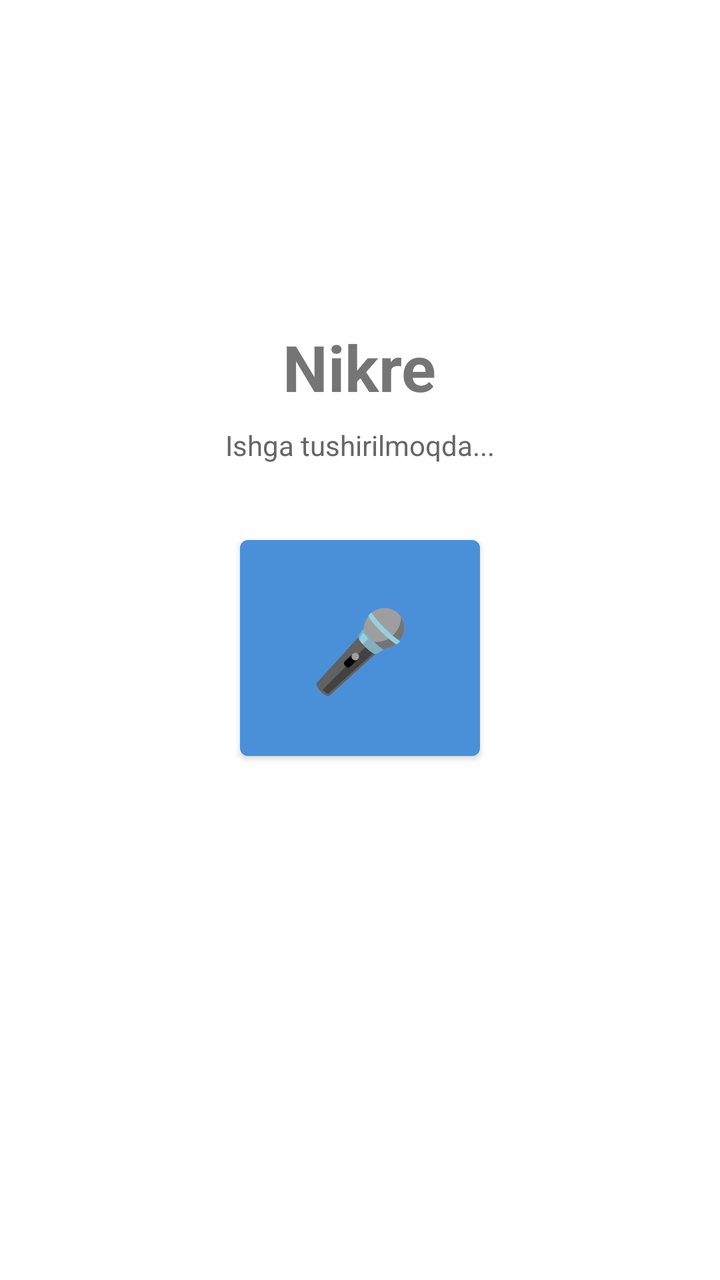
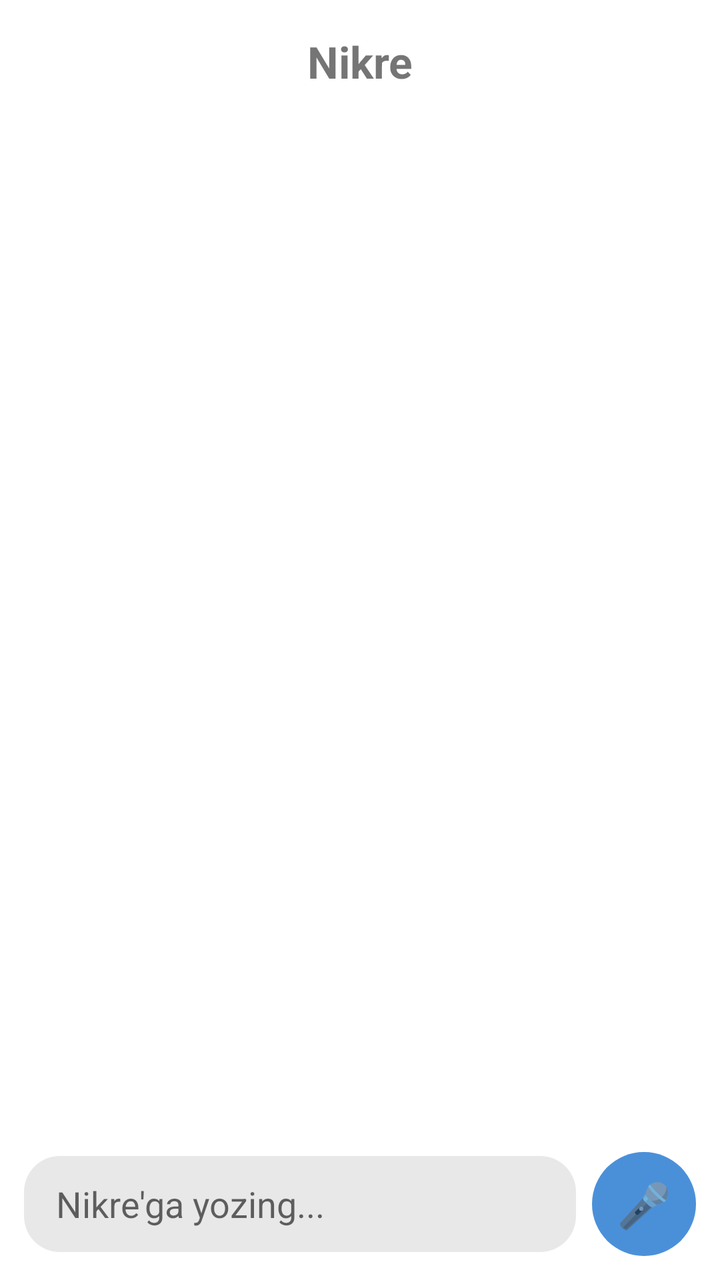

The first picture is an Android layout as it rendered before a commit; the second is the same layout after the commit. The layout source and the unified diff follow.
<!-- AndroidManifest.xml: application theme Theme.Nikre -->
<!-- res/layout/activity_main.xml -->
<?xml version="1.0" encoding="utf-8"?>
<LinearLayout xmlns:android="http://schemas.android.com/apk/res/android"
    android:layout_width="match_parent"
    android:layout_height="match_parent"
    android:orientation="vertical"
    android:gravity="center"
    android:padding="24dp">

    <TextView
        android:layout_width="wrap_content"
        android:layout_height="wrap_content"
        android:text="Nikre"
        android:textSize="32sp"
        android:textStyle="bold"
        android:layout_marginBottom="8dp" />

    <TextView
        android:id="@+id/statusText"
        android:layout_width="wrap_content"
        android:layout_height="wrap_content"
        android:text="Ishga tushirilmoqda..."
        android:textSize="14sp"
        android:gravity="center"
        android:textColor="#666666"
        android:layout_marginBottom="32dp" />

    <Button
        android:id="@+id/micButton"
        android:layout_width="120dp"
        android:layout_height="120dp"
        android:text="🎤"
        android:textSize="40sp"
        android:layout_marginBottom="32dp" />

    <TextView
        android:id="@+id/heardText"
        android:layout_width="match_parent"
        android:layout_height="wrap_content"
        android:text=""
        android:textSize="16sp"
        android:gravity="center"
        android:layout_marginBottom="16dp" />

    <TextView
        android:id="@+id/responseText"
        android:layout_width="match_parent"
        android:layout_height="wrap_content"
        android:text=""
        android:textSize="18sp"
        android:textStyle="bold"
        android:textColor="#4A90D9"
        android:gravity="center" />

</LinearLayout>
<!-- resources referenced by this layout -->
<resources>
  <style name="Theme.Nikre" parent="Theme.MaterialComponents.DayNight.NoActionBar">
          <item name="colorPrimary">#4A90D9</item>
          <item name="colorPrimaryDark">#2C5F8A</item>
          <item name="colorAccent">#4A90D9</item>
      </style>
</resources>

<!-- the commit's change to res/layout/activity_main.xml (unified diff, before → after) -->
@@ -3,52 +3,73 @@
     android:layout_width="match_parent"
     android:layout_height="match_parent"
     android:orientation="vertical"
-    android:gravity="center"
-    android:padding="24dp">
+    android:background="#FFFFFF">
 
+    
     <TextView
-        android:layout_width="wrap_content"
+        android:layout_width="match_parent"
         android:layout_height="wrap_content"
         android:text="Nikre"
-        android:textSize="32sp"
+        android:textSize="22sp"
         android:textStyle="bold"
-        android:layout_marginBottom="8dp" />
+        android:gravity="center"
+        android:padding="16dp" />
 
-    <TextView
-        android:id="@+id/statusText"
-        android:layout_width="wrap_content"
-        android:layout_height="wrap_content"
-        android:text="Ishga tushirilmoqda..."
-        android:textSize="14sp"
-        android:gravity="center"
-        android:textColor="#666666"
-        android:layout_marginBottom="32dp" />
+    
+    <ScrollView
+        android:id="@+id/chatScroll"
+        android:layout_width="match_parent"
+        android:layout_height="0dp"
+        android:layout_weight="1"
+        android:paddingStart="12dp"
+        android:paddingEnd="12dp">
 
-    <Button
-        android:id="@+id/micButton"
-        android:layout_width="120dp"
-        android:layout_height="120dp"
-        android:text="🎤"
-        android:textSize="40sp"
-        android:layout_marginBottom="32dp" />
+        <LinearLayout
+            android:id="@+id/chatContainer"
+            android:layout_width="match_parent"
+            android:layout_height="wrap_content"
+            android:orientation="vertical" />
 
-    <TextView
-        android:id="@+id/heardText"
+    </ScrollView>
+
+    
+    <LinearLayout
         android:layout_width="match_parent"
         android:layout_height="wrap_content"
-        android:text=""
-        android:textSize="16sp"
-        android:gravity="center"
-        android:layout_marginBottom="16dp" />
+        android:orientation="horizontal"
+        android:padding="12dp"
+        android:gravity="center_vertical">
 
-    <TextView
-        android:id="@+id/responseText"
-        android:layout_width="match_parent"
-        android:layout_height="wrap_content"
-        android:text=""
-        android:textSize="18sp"
-        android:textStyle="bold"
-        android:textColor="#4A90D9"
-        android:gravity="center" />
+        <EditText
+            android:id="@+id/textInput"
+            android:layout_width="0dp"
+            android:layout_height="48dp"
+            android:layout_weight="1"
+            android:layout_marginEnd="8dp"
+            android:background="@drawable/bubble_nikre"
+            android:paddingStart="16dp"
+            android:paddingEnd="16dp"
+            android:hint="Nikre'ga yozing..."
+            android:inputType="text"
+            android:imeOptions="actionSend"
+            android:maxLines="1" />
+
+        <FrameLayout
+            android:id="@+id/micButton"
+            android:layout_width="52dp"
+            android:layout_height="52dp"
+            android:background="@drawable/mic_circle">
+
+            <TextView
+                android:id="@+id/micIcon"
+                android:layout_width="match_parent"
+                android:layout_height="match_parent"
+                android:text="🎤"
+                android:textSize="22sp"
+                android:gravity="center" />
+
+        </FrameLayout>
+
+    </LinearLayout>
 
 </LinearLayout>
<!-- resource entries referenced after the edit -->
@@ -1,5 +1,17 @@
 <!-- resources referenced by this layout -->
 <resources>
+  <!-- drawable bubble_nikre (drawable) -->
+  <?xml version="1.0" encoding="utf-8"?>
+  <shape xmlns:android="http://schemas.android.com/apk/res/android">
+      <solid android:color="#E8E8E8" />
+      <corners android:radius="18dp" />
+  </shape>
+  <!-- drawable mic_circle (drawable) -->
+  <?xml version="1.0" encoding="utf-8"?>
+  <shape xmlns:android="http://schemas.android.com/apk/res/android"
+      android:shape="oval">
+      <solid android:color="#4A90D9" />
+  </shape>
   <style name="Theme.Nikre" parent="Theme.MaterialComponents.DayNight.NoActionBar">
           <item name="colorPrimary">#4A90D9</item>
           <item name="colorPrimaryDark">#2C5F8A</item>
